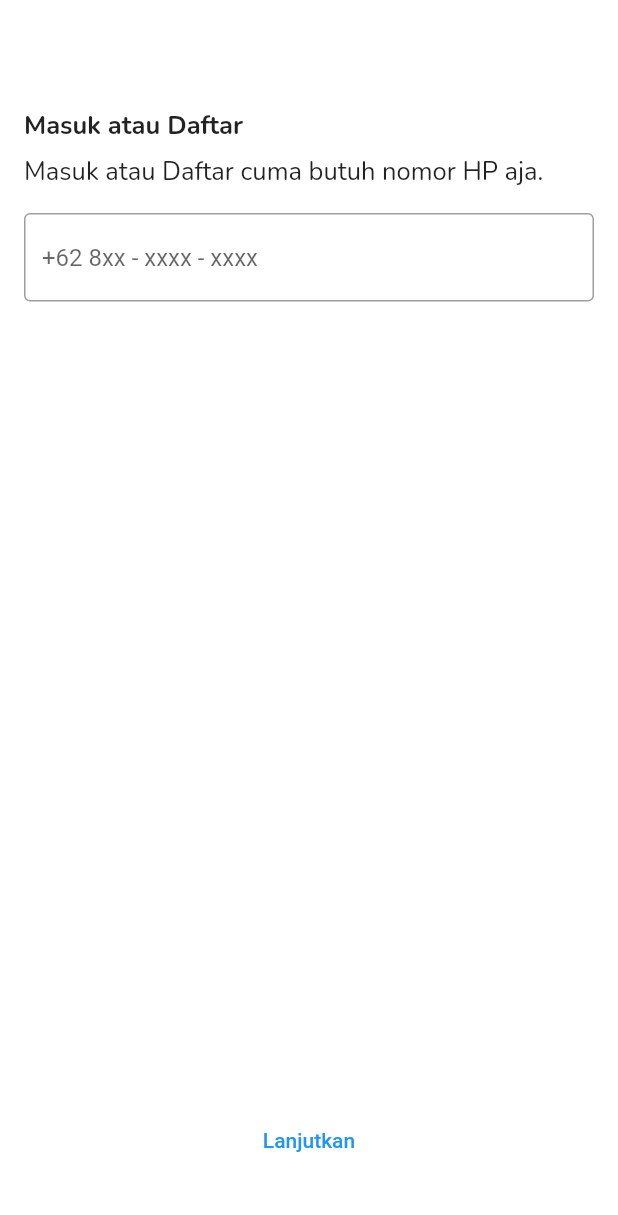
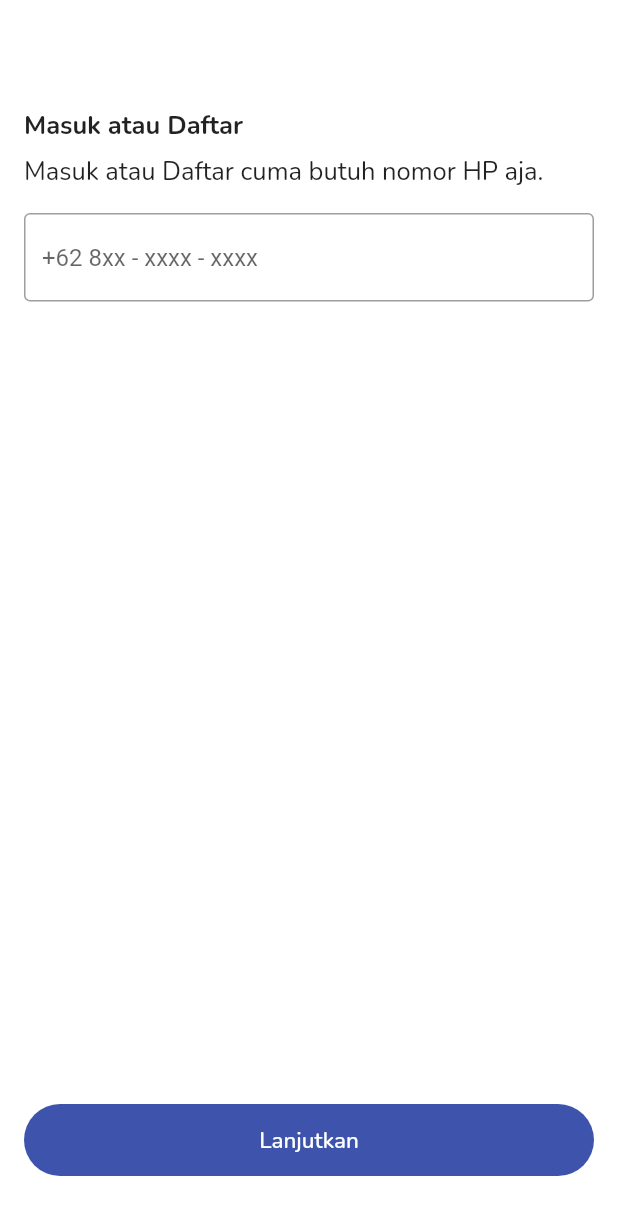
Before and after one commit to ntaulya/visipay, a Flutter app: the screen it shows after launch, on a phone screen of 412 x 824 dp. Shown: the top 1215 px of the screen. Run offline on Flutter 3.47's test engine with Material 2 defaults, Android fonts, the light colour scheme and no system bars; our stand-ins replace bloc, dartz, flutter_bloc, flutter_svg, get_it, google_fonts and 2 more; missing offline and left inert: dart:ffi.

Commit message:
login button

```diff
--- a/lib/pages/auth/login.dart
+++ b/lib/pages/auth/login.dart
@@ -2,6 +2,7 @@ import 'package:flutter/material.dart';
 import 'package:flutter_bloc/flutter_bloc.dart';
 import 'package:google_fonts/google_fonts.dart';
 import 'package:visipay/bloc/login/login_bloc.dart';
+import 'package:visipay/core/theme/palette.dart';
 import 'package:visipay/core/theme/textSize.dart';
 import 'package:visipay/injection_container/di.dart';
 import 'package:visipay/pages/home.dart';
@@ -117,17 +118,41 @@ class _LoginState extends State<Login> {
                   }),
                 );
               }
+              // return Padding(
+              //   padding: const EdgeInsets.all(40.0),
+              //   child: TextButton(
+              //     child: Text("Lanjutkan"),
+              //     onPressed: () {
+              //       // Navigator.of(context).pushNamed('/home');
+              //       Navigator.push(context,
+              //       MaterialPageRoute(builder: (context) => Home(),)
+              //       );
+              //     },
+              //   ),
+              // );
               return Padding(
-                padding: const EdgeInsets.all(40.0),
-                child: TextButton(
-                  child: Text("Lanjutkan"),
-                  onPressed: () {
-                    // Navigator.of(context).pushNamed('/home');
-                    Navigator.push(context,
-                    MaterialPageRoute(builder: (context) => Home(),)
-                    );
-                  },
-                ),
+                padding: const EdgeInsets.only(left: 16,right: 16, bottom: 40),
+                child: Container(
+                      // width: 380,
+                      height: 48,
+                      child: TextButton(
+                        style: TextButton.styleFrom(
+                          shape: RoundedRectangleBorder(
+                              borderRadius: BorderRadius.circular(100)),
+                          backgroundColor: Primary50,
+                        ),
+                        onPressed: () {
+                          Navigator.pushNamed(context, "/home");
+                        },
+                        child: Text(
+                          "Lanjutkan",
+                          style: GoogleFonts.nunito(
+                              textStyle: Nunito_15px,
+                              fontWeight: FontWeight.w500,
+                              color: Colors.white),
+                        ),
+                      ),
+                    ),
               );
             },
           ),
```
